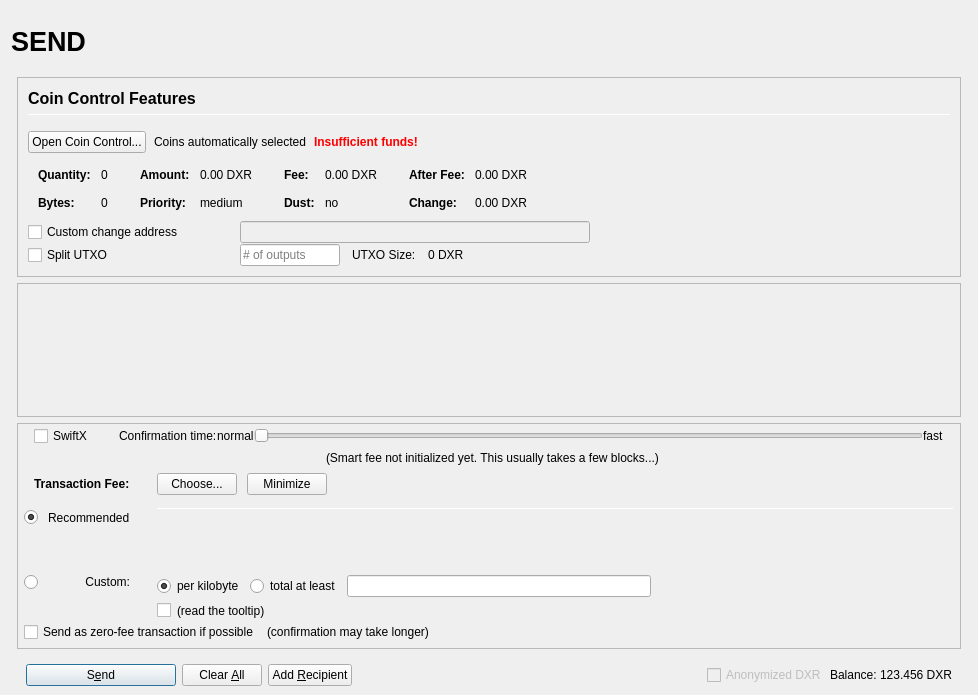
This is src/qt/forms/sendcoinsdialog.ui in royalsoftkv/dexergi as Qt 5 draws it before an edit. The edited form follows.
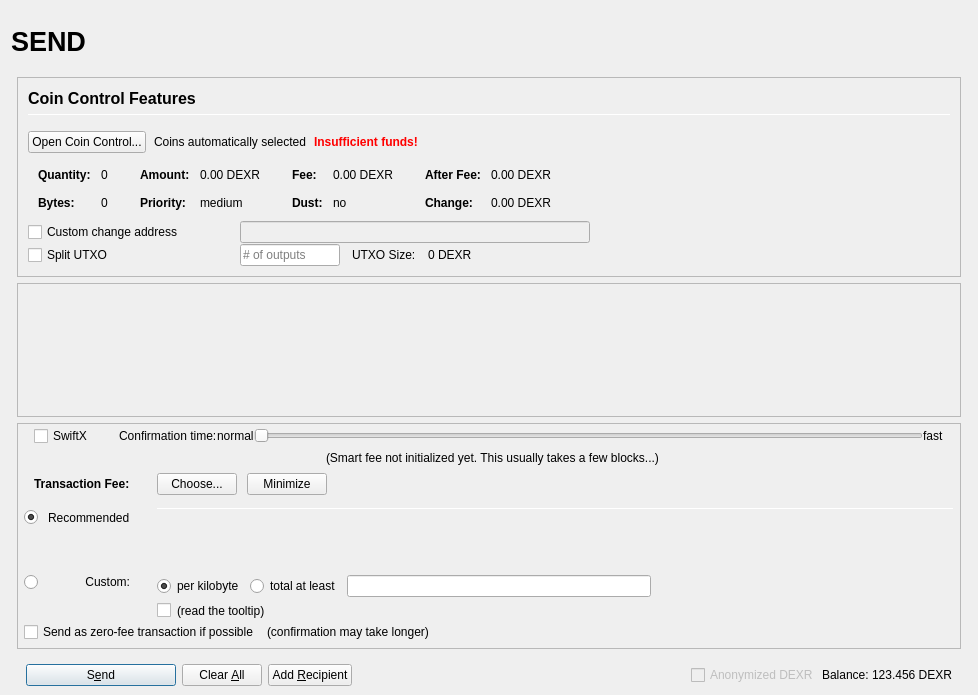
This is the edited form. Icons and pictures are not drawn. Custom widgets are drawn as their Qt base class.

Commit message: coin symbol change DXR->DEXR

Patch:
```diff
--- a/src/qt/forms/sendcoinsdialog.ui
+++ b/src/qt/forms/sendcoinsdialog.ui
@@ -457,7 +457,7 @@
                         <enum>Qt::ActionsContextMenu</enum>
                        </property>
                        <property name="text">
-                        <string notr="true">0.00 DXR</string>
+                        <string notr="true">0.00 DEXR</string>
                        </property>
                        <property name="textInteractionFlags">
                         <set>Qt::LinksAccessibleByMouse|Qt::TextSelectableByKeyboard|Qt::TextSelectableByMouse</set>
@@ -537,7 +537,7 @@
                         <enum>Qt::ActionsContextMenu</enum>
                        </property>
                        <property name="text">
-                        <string notr="true">0.00 DXR</string>
+                        <string notr="true">0.00 DEXR</string>
                        </property>
                        <property name="textInteractionFlags">
                         <set>Qt::LinksAccessibleByMouse|Qt::TextSelectableByKeyboard|Qt::TextSelectableByMouse</set>
@@ -617,7 +617,7 @@
                         <enum>Qt::ActionsContextMenu</enum>
                        </property>
                        <property name="text">
-                        <string notr="true">0.00 DXR</string>
+                        <string notr="true">0.00 DEXR</string>
                        </property>
                        <property name="textInteractionFlags">
                         <set>Qt::LinksAccessibleByMouse|Qt::TextSelectableByKeyboard|Qt::TextSelectableByMouse</set>
@@ -646,7 +646,7 @@
                         <enum>Qt::ActionsContextMenu</enum>
                        </property>
                        <property name="text">
-                        <string notr="true">0.00 DXR</string>
+                        <string notr="true">0.00 DEXR</string>
                        </property>
                        <property name="textInteractionFlags">
                         <set>Qt::LinksAccessibleByMouse|Qt::TextSelectableByKeyboard|Qt::TextSelectableByMouse</set>
@@ -813,7 +813,7 @@
                 <item>
                  <widget class="QLabel" name="labelBlockSize">
                   <property name="text">
-                   <string>0 DXR</string>
+                   <string>0 DEXR</string>
                   </property>
                  </widget>
                 </item>
@@ -1651,7 +1651,7 @@
                 <bool>false</bool>
                </property>
                <property name="text">
-                <string>Anonymized DXR</string>
+                <string>Anonymized DEXR</string>
                </property>
               </widget>
              </item>
@@ -1674,7 +1674,7 @@
                 <cursorShape>IBeamCursor</cursorShape>
                </property>
                <property name="text">
-                <string notr="true">123.456 DXR</string>
+                <string notr="true">123.456 DEXR</string>
                </property>
                <property name="textInteractionFlags">
                 <set>Qt::LinksAccessibleByMouse|Qt::TextSelectableByKeyboard|Qt::TextSelectableByMouse</set>
```
Left out of the diff: 8 changed lines with no effect on the pictures. The commit also changes 133 other files.
